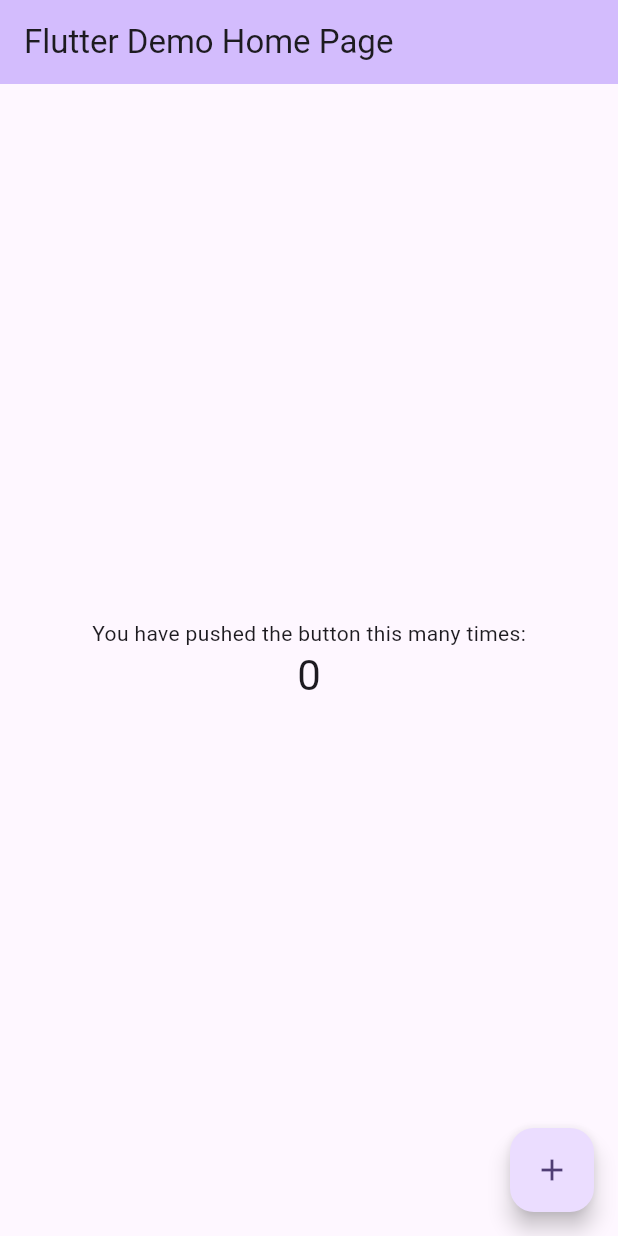
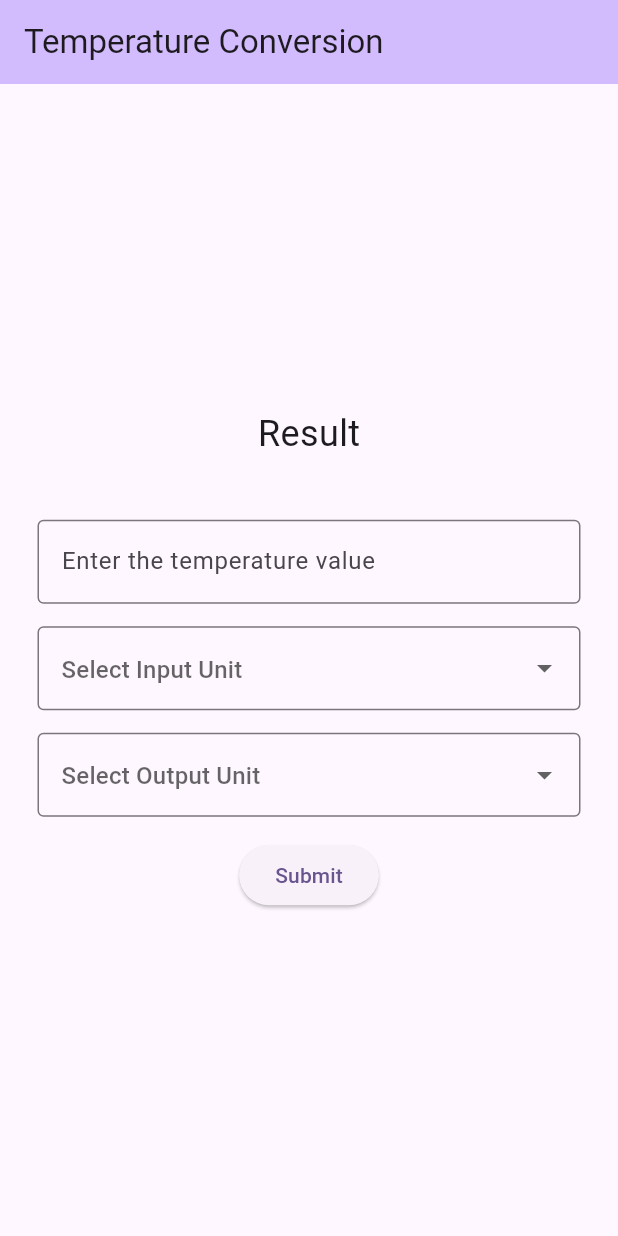
Before and after one commit to theanirbandas/cu-flutter-assignment, a Flutter app: the screen it shows after launch, on a phone screen of 412 x 824 dp. Run offline on Flutter 3.47's test engine with Material 3 defaults, Android fonts, the light colour scheme and no system bars.

Commit message:
temperature conversion complete

```diff
--- a/temperature_conversion/lib/main.dart
+++ b/temperature_conversion/lib/main.dart
@@ -7,46 +7,21 @@
 class MyApp extends StatelessWidget {
   const MyApp({super.key});
 
-  // This widget is the root of your application.
   @override
   Widget build(BuildContext context) {
     return MaterialApp(
-      title: 'Flutter Demo',
+      title: 'Temperature Conversion',
       theme: ThemeData(
-        // This is the theme of your application.
-        //
-        // TRY THIS: Try running your application with "flutter run". You'll see
-        // the application has a purple toolbar. Then, without quitting the app,
-        // try changing the seedColor in the colorScheme below to Colors.green
-        // and then invoke "hot reload" (save your changes or press the "hot
-        // reload" button in a Flutter-supported IDE, or press "r" if you used
-        // the command line to start the app).
-        //
-        // Notice that the counter didn't reset back to zero; the application
-        // state is not lost during the reload. To reset the state, use hot
-        // restart instead.
-        //
-        // This works for code too, not just values: Most code changes can be
-        // tested with just a hot reload.
         colorScheme: ColorScheme.fromSeed(seedColor: Colors.deepPurple),
         useMaterial3: true,
       ),
-      home: const MyHomePage(title: 'Flutter Demo Home Page'),
+      home: const MyHomePage(title: 'Temperature Conversion'),
     );
   }
 }
 
 class MyHomePage extends StatefulWidget {
   const MyHomePage({super.key, required this.title});
-
-  // This widget is the home page of your application. It is stateful, meaning
-  // that it has a State object (defined below) that contains fields that affect
-  // how it looks.
-
-  // This class is the configuration for the state. It holds the values (in this
-  // case the title) provided by the parent (in this case the App widget) and
-  // used by the build method of the State. Fields in a Widget subclass are
-  // always marked "final".
 
   final String title;
 
@@ -55,71 +30,155 @@
 }
 
 class _MyHomePageState extends State<MyHomePage> {
-  int _counter = 0;
 
-  void _incrementCounter() {
-    setState(() {
-      // This call to setState tells the Flutter framework that something has
-      // changed in this State, which causes it to rerun the build method below
-      // so that the display can reflect the updated values. If we changed
-      // _counter without calling setState(), then the build method would not be
-      // called again, and so nothing would appear to happen.
-      _counter++;
-    });
+  final TextEditingController _controller = TextEditingController();
+
+  final List<String> _units = [
+    'Celsius',
+    'Fahrenheit',
+    'Kelvin',
+  ];
+
+  String? _inputUnit;
+  String? _outputUnit;
+
+  String? _result;
+
+  void _convert() {
+    double input = double.parse(_controller.text);
+
+    if (_inputUnit == 'Celsius') {
+      if (_outputUnit == 'Fahrenheit') {
+        double calc = (input * 9/5) + 32;
+        _result = '${calc.toStringAsFixed(2)}° F';
+      }
+      else if (_outputUnit == 'Kelvin') {
+        double calc = input + 273.15;
+        _result = '${calc.toStringAsFixed(2)} K';
+      }
+      else {
+        _result = '$input° C';
+      }
+    }
+
+    else if (_inputUnit == 'Fahrenheit') {
+      if (_outputUnit == 'Celsius') {
+        double calc = (input - 32) * (5/9);
+        _result = '${calc.toStringAsFixed(2)}° C';
+      }
+      else if (_outputUnit == 'Kelvin') {
+        double calc = (input - 32) * (5/9) + 273.15;
+        _result = '${calc.toStringAsFixed(2)} K';
+      }
+      else {
+        _result = '$input° F';
+      }
+    }
+
+    else if (_inputUnit == 'Kelvin') {
+      if (_outputUnit == 'Celsius') {
+        double calc = input - 273.15;
+        _result = '${calc.toStringAsFixed(2)}° C';
+      }
+      else if (_outputUnit == 'Fahrenheit') {
+        double calc = (input - 273.15) * (9/5) + 32;
+        _result = '${calc.toStringAsFixed(2)}° F';
+      }
+      else {
+        _result = '$input K';
+      }
+    }
+    else {
+      _result = 'Please select input unit properly';
+    }
+
+    setState(() {});
+  }
+
+  @override
+  void dispose() {
+    _controller.dispose();
+
+    super.dispose();
   }
 
   @override
   Widget build(BuildContext context) {
-    // This method is rerun every time setState is called, for instance as done
-    // by the _incrementCounter method above.
-    //
-    // The Flutter framework has been optimized to make rerunning build methods
-    // fast, so that you can just rebuild anything that needs updating rather
-    // than having to individually change instances of widgets.
     return Scaffold(
       appBar: AppBar(
-        // TRY THIS: Try changing the color here to a specific color (to
-        // Colors.amber, perhaps?) and trigger a hot reload to see the AppBar
-        // change color while the other colors stay the same.
         backgroundColor: Theme.of(context).colorScheme.inversePrimary,
-        // Here we take the value from the MyHomePage object that was created by
-        // the App.build method, and use it to set our appbar title.
         title: Text(widget.title),
       ),
-      body: Center(
-        // Center is a layout widget. It takes a single child and positions it
-        // in the middle of the parent.
+      body: Padding(
+        padding: const EdgeInsets.all(25.0),
         child: Column(
-          // Column is also a layout widget. It takes a list of children and
-          // arranges them vertically. By default, it sizes itself to fit its
-          // children horizontally, and tries to be as tall as its parent.
-          //
-          // Column has various properties to control how it sizes itself and
-          // how it positions its children. Here we use mainAxisAlignment to
-          // center the children vertically; the main axis here is the vertical
-          // axis because Columns are vertical (the cross axis would be
-          // horizontal).
-          //
-          // TRY THIS: Invoke "debug painting" (choose the "Toggle Debug Paint"
-          // action in the IDE, or press "p" in the console), to see the
-          // wireframe for each widget.
           mainAxisAlignment: MainAxisAlignment.center,
           children: <Widget>[
-            const Text(
-              'You have pushed the button this many times:',
+            Text(
+              'Result',
+              style: TextStyle(
+                fontSize: 24,
+              ),
             ),
-            Text(
-              '$_counter',
-              style: Theme.of(context).textTheme.headlineMedium,
+
+            if (_result != null) Text(
+              _result!,
+              style: TextStyle(
+                fontSize: 36,
+                fontWeight: FontWeight.bold,
+              ),
+            ),
+
+            const SizedBox(height: 40,),
+            TextFormField(
+              controller: _controller,
+              keyboardType: TextInputType.number,
+              decoration: InputDecoration(
+                border: OutlineInputBorder(),
+                hintText: 'Enter the temperature value',
+              ),
+            ),
+
+            const SizedBox(height: 15,),
+            DropdownButtonFormField(
+              decoration: InputDecoration(
+                border: OutlineInputBorder(),
+                hintText: 'Select Input Unit',
+              ),
+              items: _units.map(
+                (e) => DropdownMenuItem(
+                  value: e,
+                  child: Text(e),
+                ),
+              ).toList(),
+              onChanged: (value) => _inputUnit = value,
+            ),
+
+            const SizedBox(height: 15,),
+            DropdownButtonFormField(
+              decoration: InputDecoration(
+                border: OutlineInputBorder(),
+                hintText: 'Select Output Unit',
+              ),
+              items: _units.map(
+                (e) => DropdownMenuItem(
+                  value: e,
+                  child: Text(e),
+                ),
+              ).toList(),
+              onChanged: (value) => _outputUnit = value,
+            ),
+
+            const SizedBox(height: 15,),
+            ElevatedButton(
+              onPressed: () => _convert(),
+              child: Text(
+                'Submit',
+              ),
             ),
           ],
         ),
       ),
-      floatingActionButton: FloatingActionButton(
-        onPressed: _incrementCounter,
-        tooltip: 'Increment',
-        child: const Icon(Icons.add),
-      ), // This trailing comma makes auto-formatting nicer for build methods.
     );
   }
 }
```
